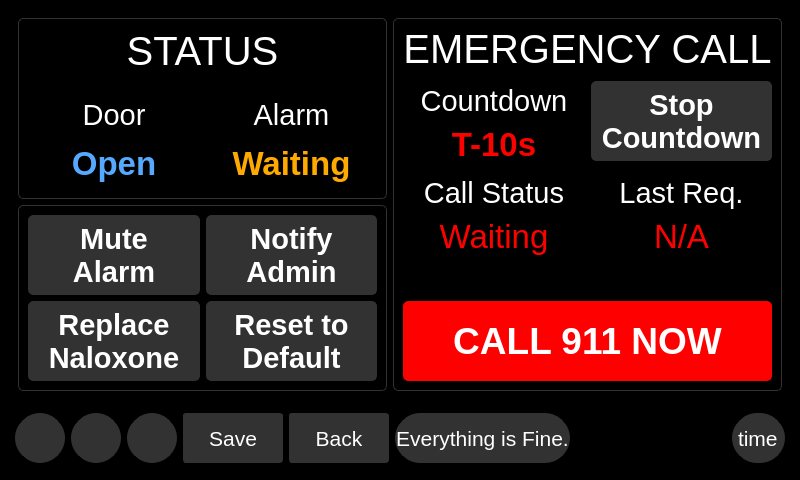
This is qt_design/main_window.ui in zyl120/Naloxone_Safety_Kit as Qt 5 draws it before an edit. The edited form follows.
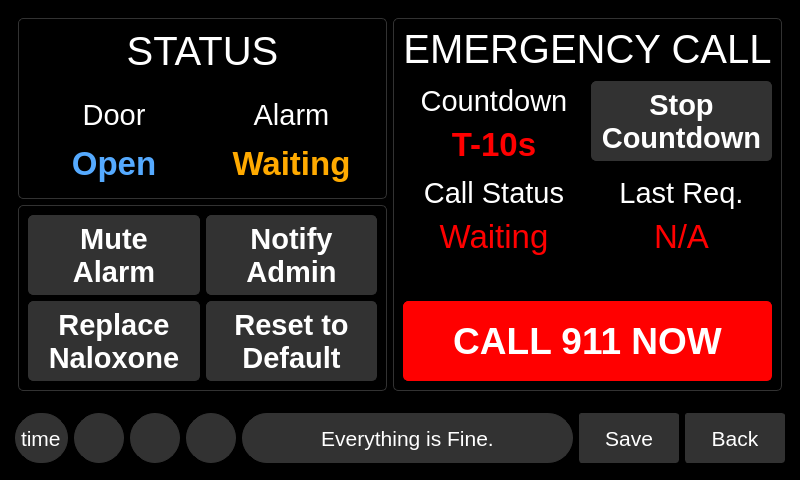
This is the edited form. Icons and pictures are not drawn.

Commit message: redesign status bar

What changed in the file:
```diff
--- a/qt_design/main_window.ui
+++ b/qt_design/main_window.ui
@@ -5493,6 +5493,33 @@
        <property name="bottomMargin">
         <number>5</number>
        </property>
+       <item>
+        <widget class="QLabel" name="time_label">
+         <property name="minimumSize">
+          <size>
+           <width>0</width>
+           <height>50</height>
+          </size>
+         </property>
+         <property name="maximumSize">
+          <size>
+           <width>16777215</width>
+           <height>50</height>
+          </size>
+         </property>
+         <property name="font">
+          <font>
+           <pointsize>16</pointsize>
+          </font>
+         </property>
+         <property name="styleSheet">
+          <string notr="true">color: white; background-color: rgb(50,50,50); border-radius:25px;border-color: rgb(50,50,50);border-width: 1px;border-style: solid;</string>
+         </property>
+         <property name="text">
+          <string>time</string>
+         </property>
+        </widget>
+       </item>
        <item>
         <widget class="QPushButton" name="dashboardPushButton">
          <property name="minimumSize">
@@ -5646,6 +5673,42 @@
          </property>
         </widget>
        </item>
+       <item>
+        <widget class="QLabel" name="status_bar">
+         <property name="sizePolicy">
+          <sizepolicy hsizetype="Expanding" vsizetype="Preferred">
+           <horstretch>0</horstretch>
+           <verstretch>0</verstretch>
+          </sizepolicy>
+         </property>
+         <property name="minimumSize">
+          <size>
+           <width>100</width>
+           <height>50</height>
+          </size>
+         </property>
+         <property name="maximumSize">
+          <size>
+           <width>16777215</width>
+           <height>50</height>
+          </size>
+         </property>
+         <property name="font">
+          <font>
+           <pointsize>16</pointsize>
+          </font>
+         </property>
+         <property name="styleSheet">
+          <string notr="true">color: white; background-color: rgb(50,50,50); border-radius:25px;border-color: rgb(50,50,50);border-width: 1px;border-style: solid;</string>
+         </property>
+         <property name="text">
+          <string>Everything is Fine.</string>
+         </property>
+         <property name="alignment">
+          <set>Qt::AlignCenter</set>
+         </property>
+        </widget>
+       </item>
        <item>
         <widget class="QPushButton" name="saveToFilePushButton">
          <property name="minimumSize">
@@ -5736,82 +5799,6 @@
          </property>
         </widget>
        </item>
-       <item>
-        <widget class="QLabel" name="status_bar">
-         <property name="sizePolicy">
-          <sizepolicy hsizetype="Expanding" vsizetype="Preferred">
-           <horstretch>0</horstretch>
-           <verstretch>0</verstretch>
-          </sizepolicy>
-         </property>
-         <property name="minimumSize">
-          <size>
-           <width>100</width>
-           <height>50</height>
-          </size>
-         </property>
-         <property name="maximumSize">
-          <size>
-           <width>300</width>
-           <height>50</height>
-          </size>
-         </property>
-         <property name="font">
-          <font>
-           <pointsize>16</pointsize>
-          </font>
-         </property>
-         <property name="styleSheet">
-          <string notr="true">color: white; background-color: rgb(50,50,50); border-radius:25px;border-color: rgb(50,50,50);border-width: 1px;border-style: solid;</string>
-         </property>
-         <property name="text">
-          <string>Everything is Fine.</string>
-         </property>
-         <property name="alignment">
-          <set>Qt::AlignCenter</set>
-         </property>
-        </widget>
-       </item>
-       <item>
-        <spacer name="horizontalSpacer_2">
-         <property name="orientation">
-          <enum>Qt::Horizontal</enum>
-         </property>
-         <property name="sizeHint" stdset="0">
-          <size>
-           <width>40</width>
-           <height>20</height>
-          </size>
-         </property>
-        </spacer>
-       </item>
-       <item>
-        <widget class="QLabel" name="time_label">
-         <property name="minimumSize">
-          <size>
-           <width>0</width>
-           <height>50</height>
-          </size>
-         </property>
-         <property name="maximumSize">
-          <size>
-           <width>16777215</width>
-           <height>50</height>
-          </size>
-         </property>
-         <property name="font">
-          <font>
-           <pointsize>16</pointsize>
-          </font>
-         </property>
-         <property name="styleSheet">
-          <string notr="true">color: white; background-color: rgb(50,50,50); border-radius:25px;border-color: rgb(50,50,50);border-width: 1px;border-style: solid;</string>
-         </property>
-         <property name="text">
-          <string>time</string>
-         </property>
-        </widget>
-       </item>
       </layout>
      </widget>
     </item>
```
The commit also changes 2 other files.
